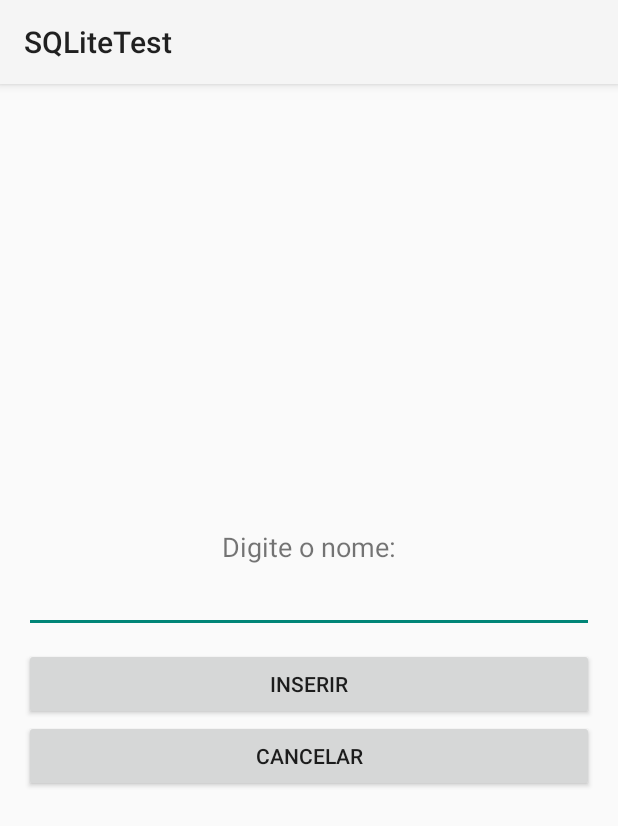
After one commit to luisotaviopp/univali_android_m2_cardapio_virtual, an Android app: the NameActivity screen opened directly, with no data from a screen before it, on a phone screen of 412 x 824 dp. The commit adds this screen. Shown: the top 826 px of the screen. Run offline under Robolectric (Android 15) with nearby library versions, the phone set to English and light mode, and no system bars.

Commit message:
SQLite funcionando.

```diff
--- /dev/null
+++ b/sqlite_teste_android/app/src/main/java/com/aula/sqlitetest/NameActivity.kt
@@ -0,0 +1,45 @@
+package com.aula.sqlitetest
+
+import androidx.appcompat.app.AppCompatActivity
+import android.os.Bundle
+import android.widget.Toast
+import kotlinx.android.synthetic.main.activity_name.*
+
+class NameActivity : AppCompatActivity() {
+
+    // Database
+    val databaseHandler = DatabaseHandler(this)
+
+    override fun onCreate(savedInstanceState: Bundle?) {
+        super.onCreate(savedInstanceState)
+        setContentView(R.layout.activity_name)
+
+        val edit = intent.getBooleanExtra("edit", false)
+        val position = intent.getIntExtra("position", 0)
+        if(edit){
+            val pessoa = databaseHandler.getPessoa(position)
+            etNome.setText(pessoa.nome)
+            btnInsertNome.setText("Editar")
+        }
+        btnInsertNome.setOnClickListener {
+            if(etNome.text.toString() == ""){
+                Toast.makeText(this,"Nome está vazio.",Toast.LENGTH_SHORT).show()
+            }
+            else {
+                if(edit){
+                    val pessoa = Pessoa(position, etNome.text.toString())
+                    databaseHandler.updatePessoa(pessoa)
+                    finish()
+                }
+                else {
+                    val pessoa = Pessoa(0, etNome.text.toString())
+                    databaseHandler.addPessoa(pessoa)
+                    finish()
+                }
+            }
+        }
+        btnCancel.setOnClickListener {
+            finish()
+        }
+    }
+}
--- /dev/null
+++ b/sqlite_teste_android/app/src/main/java/com/aula/sqlitetest/Pessoa.kt
@@ -0,0 +1,6 @@
+package com.aula.sqlitetest
+
+data class Pessoa (
+    var id: Int = 0,
+    var nome: String = ""
+)
--- /dev/null
+++ b/sqlite_teste_android/app/src/main/res/layout/activity_name.xml
@@ -0,0 +1,37 @@
+<?xml version="1.0" encoding="utf-8"?>
+<androidx.constraintlayout.widget.ConstraintLayout xmlns:android="http://schemas.android.com/apk/res/android"
+    xmlns:app="http://schemas.android.com/apk/res-auto"
+    xmlns:tools="http://schemas.android.com/tools"
+    android:layout_width="match_parent"
+    android:layout_height="match_parent"
+    tools:context=".NameActivity">
+    <LinearLayout
+        android:layout_width="match_parent"
+        android:layout_height="wrap_content"
+        android:orientation="vertical"
+        android:layout_margin="16dp"
+        app:layout_constraintTop_toTopOf="parent"
+        app:layout_constraintBottom_toBottomOf="parent">
+        <TextView
+            android:layout_width="match_parent"
+            android:layout_height="wrap_content"
+            android:text="Digite o nome:"
+            android:textSize="18sp"
+            android:gravity="center"/>
+        <EditText
+            android:id="@+id/etNome"
+            android:layout_width="match_parent"
+            android:layout_height="wrap_content"/>
+        <Button
+            android:id="@+id/btnInsertNome"
+            android:layout_width="match_parent"
+            android:layout_height="wrap_content"
+            android:text="Inserir"
+            android:layout_marginTop="10dp"/>
+        <Button
+            android:id="@+id/btnCancel"
+            android:layout_width="match_parent"
+            android:layout_height="wrap_content"
+            android:text="Cancelar"/>
+    </LinearLayout>
+</androidx.constraintlayout.widget.ConstraintLayout>
```
Also changed, not shown: sqlite_teste_android/app/build.gradle (+9 -1 lines), sqlite_teste_android/app/src/main/AndroidManifest.xml (+7 -2 lines), sqlite_teste_android/app/src/main/java/com/aula/sqlitetest/DatabaseHandler.kt (added, +92 -0 lines), sqlite_teste_android/app/src/main/java/com/aula/sqlitetest/ListaAdapter.kt (added, +56 -0 lines), sqlite_teste_android/app/src/main/java/com/aula/sqlitetest/MainActivity.kt (+37 -1 lines), sqlite_teste_android/app/src/main/res/layout/activity_main.xml (+12 -9 lines), sqlite_teste_android/app/src/main/res/layout/content_lista.xml (added, +35 -0 lines).
